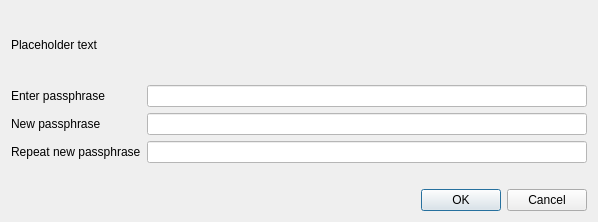
Qt form src/qt/forms/askpassphrasedialog.ui (navcoin/navcoin-core) before a commit.
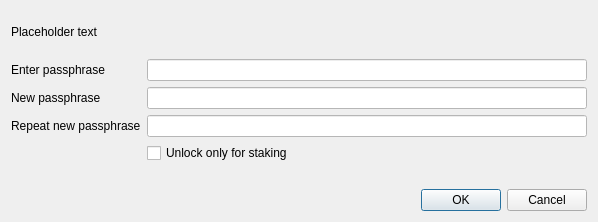
The same form after that commit.

Commit message: Ask passphrase dialog

```diff
--- a/src/qt/forms/askpassphrasedialog.ui
+++ b/src/qt/forms/askpassphrasedialog.ui
@@ -53,14 +53,14 @@
      <property name="fieldGrowthPolicy">
       <enum>QFormLayout::AllNonFixedFieldsGrow</enum>
      </property>
-     <item row="0" column="0">
+     <item row="1" column="0">
       <widget class="QLabel" name="passLabel1">
        <property name="text">
         <string>Enter passphrase</string>
        </property>
       </widget>
      </item>
-     <item row="0" column="1">
+     <item row="1" column="1">
       <widget class="QLineEdit" name="passEdit1">
        <property name="styleSheet">
         <string notr="true">background: #fff</string>
@@ -70,14 +70,14 @@
        </property>
       </widget>
      </item>
-     <item row="1" column="0">
+     <item row="2" column="0">
       <widget class="QLabel" name="passLabel2">
        <property name="text">
         <string>New passphrase</string>
        </property>
       </widget>
      </item>
-     <item row="1" column="1">
+     <item row="2" column="1">
       <widget class="QLineEdit" name="passEdit2">
        <property name="styleSheet">
         <string notr="true">background: #fff</string>
@@ -87,24 +87,24 @@
        </property>
       </widget>
      </item>
-     <item row="2" column="0">
+     <item row="3" column="0">
       <widget class="QLabel" name="passLabel3">
        <property name="text">
         <string>Repeat new passphrase</string>
        </property>
       </widget>
      </item>
-     <item row="2" column="1">
-      <widget class="QLineEdit" name="passEdit3">
-       <property name="styleSheet">
-        <string notr="true">background: #fff</string>
-       </property>
-       <property name="echoMode">
-        <enum>QLineEdit::Password</enum>
-       </property>
-      </widget>
-     </item>
      <item row="3" column="1">
+      <widget class="QLineEdit" name="passEdit3">
+       <property name="styleSheet">
+        <string notr="true">background: #fff</string>
+       </property>
+       <property name="echoMode">
+        <enum>QLineEdit::Password</enum>
+       </property>
+      </widget>
+     </item>
+     <item row="5" column="1">
       <widget class="QLabel" name="capsLabel">
        <property name="font">
         <font>
@@ -120,6 +120,16 @@
        </property>
       </widget>
      </item>
+     <item row="4" column="1">
+      <widget class="QCheckBox" name="stakingCheckBox">
+       <property name="text">
+        <string>Unlock only for staking</string>
+       </property>
+       <property name="visible">
+        <bool>false</bool>
+       </property>
+      </widget>
+     </item>
     </layout>
    </item>
    <item>
```
The commit also changes 2 other files.
